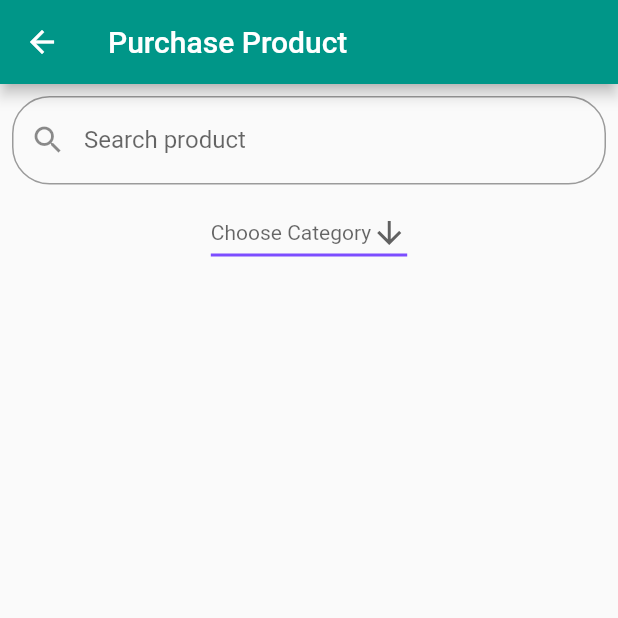
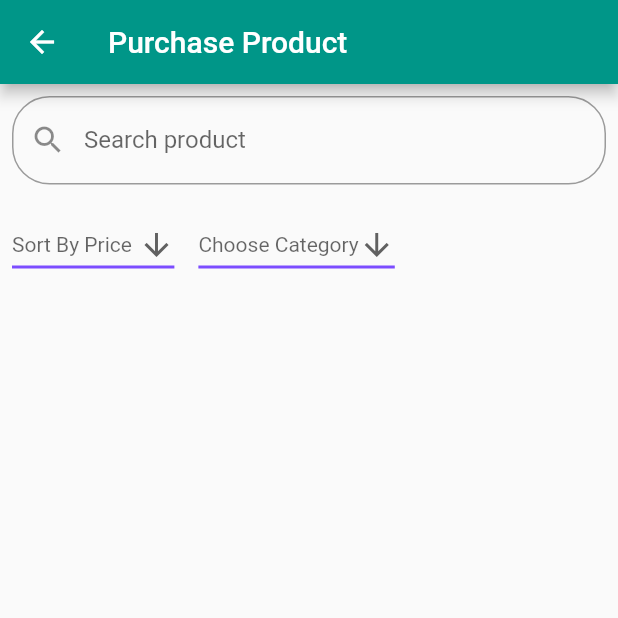
Before and after one commit to INTERNS-LXI-TECHNOLOGIES/Flutter-Workshop, a Flutter app: the Purchase screen opened by its route, on a phone screen of 412 x 824 dp, the top half of it. Run offline on Flutter 3.47's test engine with Material 2 defaults, Android fonts, the phone set to English and light mode, and no system bars.

Commit message:
http://jira.bytatech.com:8080/browse/IN-8219

```diff
--- a/customerApp/lib/src/purchase.dart
+++ b/customerApp/lib/src/purchase.dart
@@ -1,4 +1,5 @@
-import 'package:customerApp/widget/dropDown.dart';
+import 'package:customerApp/widget/dropDownCategory.dart';
+import 'package:customerApp/widget/dropDownSort.dart';
 import 'package:flutter/material.dart';
 
 class Purchase extends StatefulWidget {
@@ -37,8 +38,17 @@ class FormScreenState extends State<Purchase> {
                         borderRadius: BorderRadius.all(Radius.circular(25.0)))),
               ),
             ),
-            Center(
-                child: DropdownButtonHint()
+            Container(
+              child: Row(
+                children: <Widget>[Padding(
+                  padding: const EdgeInsets.all(8.0),
+                  child: DropdownSort(),
+                ),
+                Padding(
+                  padding:  const EdgeInsets.all(8.0),
+                  child: DropdownCategory(),
+                )],
+              ),
             ),
           ],
         ),
--- a/customerApp/lib/widget/dropDown.dart
+++ b/customerApp/lib/widget/dropDownCategory.dart
@@ -1,13 +1,13 @@
 import 'package:flutter/material.dart';
 
-class DropdownButtonHint extends StatefulWidget {
-  DropdownButtonHint({Key key}) : super(key: key);
+class DropdownCategory extends StatefulWidget {
+  DropdownCategory({Key key}) : super(key: key);
 
   @override
   _MyStatefulWidgetState createState() => _MyStatefulWidgetState();
 }
 
-class _MyStatefulWidgetState extends State<DropdownButtonHint> {
+class _MyStatefulWidgetState extends State<DropdownCategory> {
   String dropdownValue ;
 
   @override
--- /dev/null
+++ b/customerApp/lib/widget/dropDownSort.dart
@@ -0,0 +1,40 @@
+import 'package:flutter/material.dart';
+
+class DropdownSort extends StatefulWidget {
+  DropdownSort({Key key}) : super(key: key);
+
+  @override
+  _MyStatefulWidgetState createState() => _MyStatefulWidgetState();
+}
+
+class _MyStatefulWidgetState extends State<DropdownSort> {
+  String dropdownValue ;
+
+  @override
+  Widget build(BuildContext context) {
+    return DropdownButton<String>(
+      value: dropdownValue,
+      hint: Text('Sort By Price'),
+      icon: Icon(Icons.arrow_downward),
+      iconSize: 24,
+      elevation: 16,
+      style: TextStyle(color: Colors.deepPurple),
+      underline: Container(
+        height: 2,
+        color: Colors.deepPurpleAccent,
+      ),
+      onChanged: (String newValue) {
+        setState(() {
+          dropdownValue = newValue;
+        });
+      },
+      items: <String>['500 < 1000', '1000 < 1500>', '1500 < 2000','< 2000']
+          .map<DropdownMenuItem<String>>((String value) {
+        return DropdownMenuItem<String>(
+          value: value,
+          child: Text(value),
+        );
+      }).toList(),
+    );
+  }
+}
```
